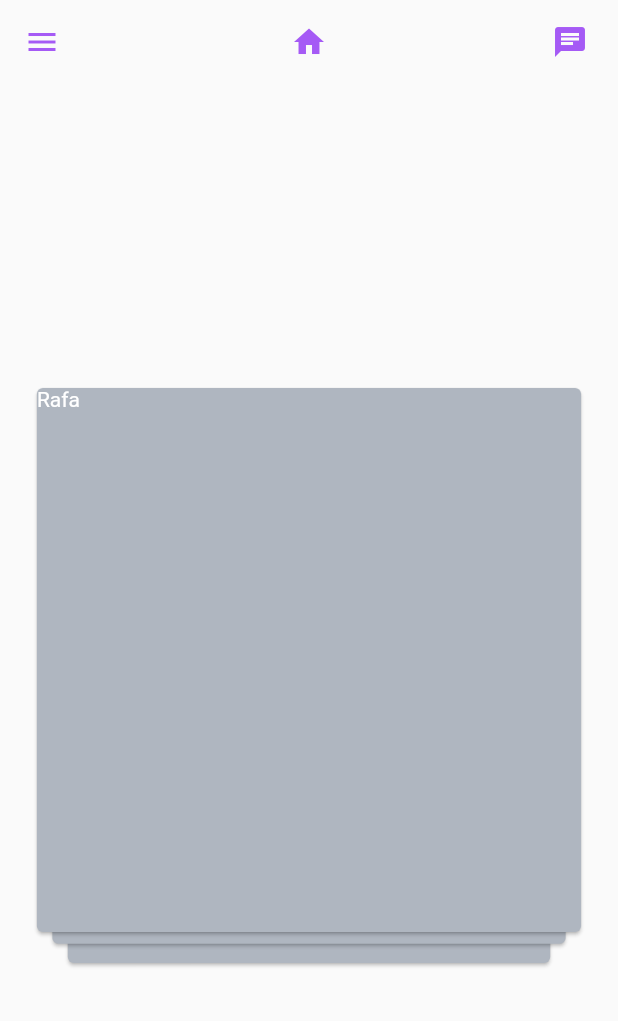
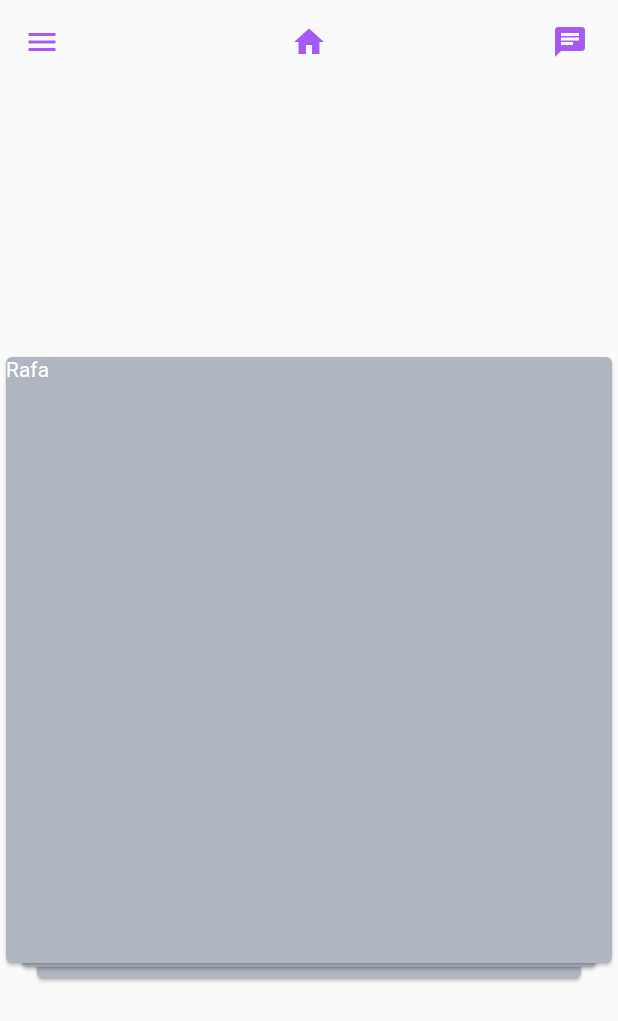
Before and after one commit to Torres62/Socimee_App, a Flutter app: the Home screen opened by its route, on a phone screen of 412 x 824 dp. Shown: the top 1021 px of the screen. Run offline on Flutter 3.47's test engine with Material 2 defaults, Android fonts, the phone set to English and light mode, and no system bars; drawn by our look-alikes of flutter_tindercard; our stand-ins replace shared_preferences; accounts and stored records are empty.

```diff
--- a/Socimee_Fronted/lib/controller/restApi.dart
+++ b/Socimee_Fronted/lib/controller/restApi.dart
@@ -28,6 +28,9 @@ class HttpRequest{
   Future<String> doCreate(String url, Map<String, dynamic> body) async{
     String jsonBody = json.encode(body);
     Response response = await post(url, headers: headers, body: jsonBody, encoding: encoding);
+
+    SharedPreferences prefs = await SharedPreferences.getInstance();
+    await prefs.setString('idLogin', response.body);
 
     return Future<String>.value(response.body);
   }
--- a/Socimee_Fronted/lib/view/home.dart
+++ b/Socimee_Fronted/lib/view/home.dart
@@ -1,6 +1,5 @@
 import 'package:flutter/material.dart';
 import 'package:flutter_tindercard/flutter_tindercard.dart';
-import 'package:shared_preferences/shared_preferences.dart';
 import 'package:socimee/controller/restApi.dart';
 import 'package:socimee/utils/ColorConverter.dart';
 
@@ -18,10 +17,9 @@ class HomeState extends State<Home>{
 
   @override
   Widget build(BuildContext context) {
-    idUser = ModalRoute.of(context).settings.arguments;
 
     HttpRequest().getLogin().then((String id){
-      print(id);
+      idUser = id;
     });
 
     return WillPopScope(
@@ -45,10 +43,10 @@ class HomeState extends State<Home>{
           totalNum: 6,
           stackNum: 3,
           swipeEdge: 4.0,
-          maxWidth: MediaQuery.of(context).size.width * 0.9,
-          maxHeight: MediaQuery.of(context).size.width * 0.9,
-          minWidth: MediaQuery.of(context).size.width * 0.8,
-          minHeight: MediaQuery.of(context).size.width * 0.8,
+          maxWidth: MediaQuery.of(context).size.width * 1,
+          maxHeight: MediaQuery.of(context).size.width * 1,
+          minWidth: MediaQuery.of(context).size.width * 0.9,
+          minHeight: MediaQuery.of(context).size.width * 0.9,
           cardBuilder: (context, index) {
             return Card(
               color: ColorConverter().textGreyColor(),
@@ -113,7 +111,7 @@ class HomeState extends State<Home>{
   Widget _buildAccountSettings(){
   return GestureDetector(
       onTap: (){
-        Navigator.of(context).pushNamed('/userInfo', arguments: idUser);
+        Navigator.of(context).pushNamed('/userInfo');
       },
       child: Container(
         child: ListTile(
--- a/Socimee_Fronted/lib/view/signHome.dart
+++ b/Socimee_Fronted/lib/view/signHome.dart
@@ -26,7 +26,7 @@ class SignHomeState extends State<SignHome>{
       Future.delayed(Duration(seconds: 2), (){
         HttpRequest().doLogin(url, body).then((String id){
           if(id.isNotEmpty){
-            Navigator.of(context).pushNamed('/socimeeHome', arguments: id);
+            Navigator.of(context).pushNamed('/socimeeHome');
           } else{
             _returnToSignIn();
           }
```
Also changed, not shown: Socimee_Fronted/lib/view/profileRegister.dart (+9 -0 lines), Socimee_Fronted/lib/view/userInfo.dart (+9 -2 lines).
